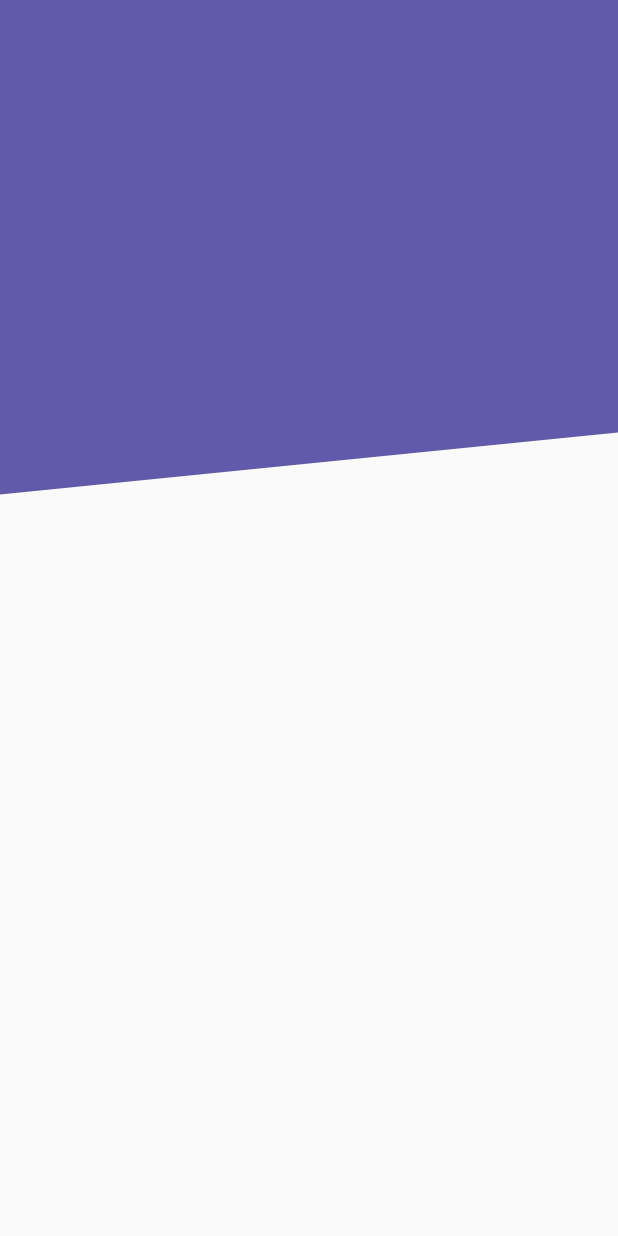
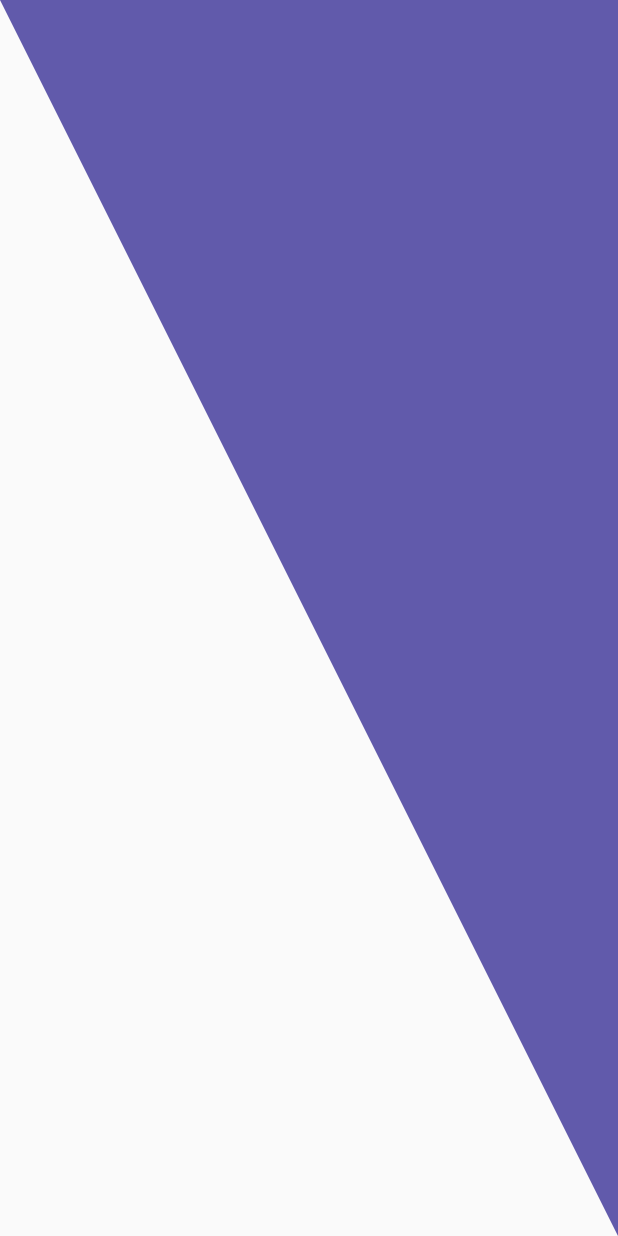
Before and after one commit to DavidBarcenas/flutter-painter-animations, a Flutter app: the screen it shows after launch, on a phone screen of 412 x 824 dp. Run offline on Flutter 3.47's test engine with Material 2 defaults, Android fonts, the phone set to English and light mode, and no system bars.

Commit message:
feat: Triangle header painter

```diff
--- a/lib/src/pages/designs/headers_page.dart
+++ b/lib/src/pages/designs/headers_page.dart
@@ -5,7 +5,7 @@ class HeadersPage extends StatelessWidget {
   @override
   Widget build(BuildContext context) {
     return Scaffold(
-      body: DiagonalHeader()
+      body: TriangleHeader()
     );
   }
 }
--- a/lib/src/widgets/headers.dart
+++ b/lib/src/widgets/headers.dart
@@ -67,3 +67,40 @@ class _DiagonalHeaderPainter extends CustomPainter {
   }
 
 }
+
+class TriangleHeader extends StatelessWidget {
+  @override
+  Widget build(BuildContext context) {
+    return Container(
+      width: double.infinity,
+      height: double.infinity,
+      child: CustomPaint(
+        painter: _TriangleHeaderPainter(),
+      ),
+    );
+  }
+}
+
+class _TriangleHeaderPainter extends CustomPainter {
+  @override
+  void paint(Canvas canvas, Size size) {
+    final w = size.width;
+    final h = size.height;
+
+    final paint = Paint();
+    paint.color = Color(0xff615aab);
+    paint.style = PaintingStyle.fill;
+    paint.strokeWidth = 10;
+
+    final path = Path();
+    path.lineTo(w, h);
+    path.lineTo(w, 0);
+
+    canvas.drawPath(path, paint);
+  }
+
+  @override
+  bool shouldRepaint(CustomPainter oldDelegate) {
+    return true;
+  }
+}
```
